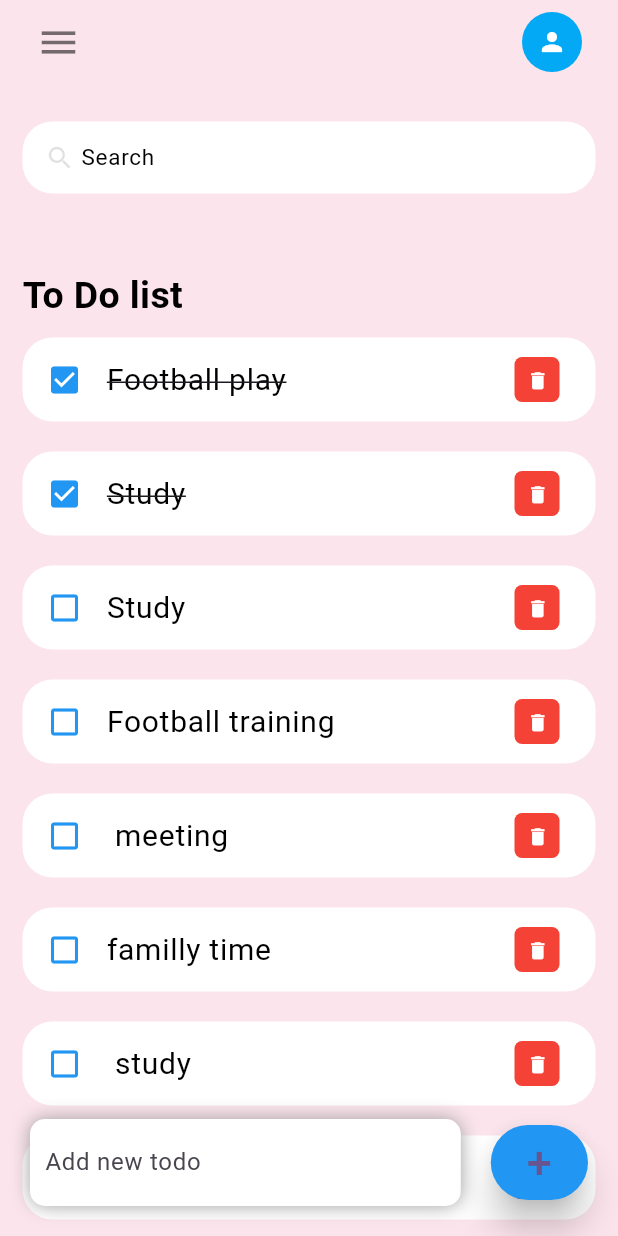
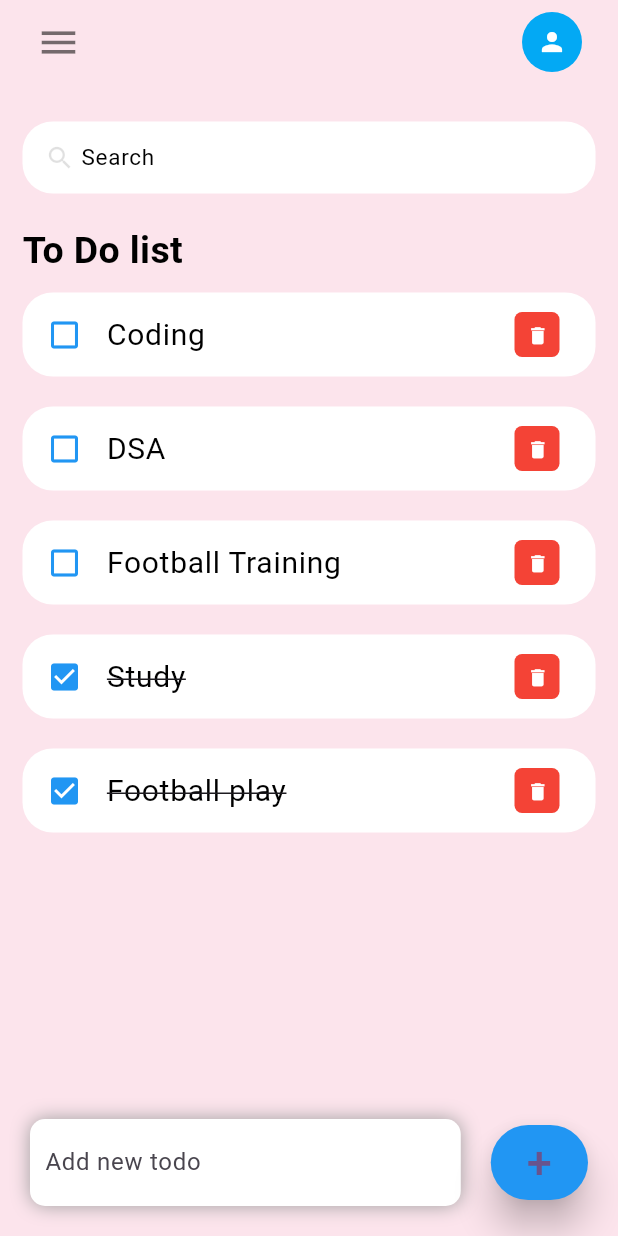
Before and after one commit to Ramchandra-Tharu/to_do_app, a Flutter app: the screen it shows after launch, on a phone screen of 412 x 824 dp. Run offline on Flutter 3.47's test engine with Material 3 defaults, Android fonts, the phone set to English and light mode, and no system bars.

Commit message:
search item is created

```diff
--- a/lib/home_screen.dart
+++ b/lib/home_screen.dart
@@ -60,6 +60,7 @@ class _HomeScreenState extends State<HomeScreen> {
                     borderRadius: BorderRadius.circular(20),
                   ),
                   child: TextField(
+                    onChanged: (value) => _runFilter(value),
                     decoration: InputDecoration(
                       contentPadding: EdgeInsets.all(0),
                       prefixIcon: Icon(
@@ -78,10 +79,12 @@ class _HomeScreenState extends State<HomeScreen> {
                   ),
                 ),
                 Expanded(
+                  child: Padding(
+                    padding: EdgeInsets.only(bottom: 50),
                     child: ListView(
                       children: [
                         Container(
-                        margin: EdgeInsets.only(top: 50),
+                          margin: EdgeInsets.only(top: 20),
                           child: Text(
                             "To Do list",
                             style: TextStyle(
@@ -91,13 +94,14 @@ class _HomeScreenState extends State<HomeScreen> {
                             ),
                           ),
                         ),
-                      for (ToDo todo in todosList)
+                        for (ToDo todo in _foundTodo.reversed)
                           ToDoItems(
                             todo: todo,
                             onTodoChanged: _handleToDoChange,
                             onDeleteItem: _deleteTodoItem,
                           ),
                       ],
+                    ),
                   ),
                 ),
               ],
@@ -179,6 +183,25 @@ class _HomeScreenState extends State<HomeScreen> {
     var _todoController;
     _todoController.clear();
   }
+
+  void _runFilter(String enteredKeyword) {
+    List<ToDo> result = [];
+    if (enteredKeyword.isEmpty) {
+      result = todosList;
+    } else {
+      result =
+          todosList
+              .where(
+                (item) => item.todoText!.toLowerCase().contains(
+                  enteredKeyword.toLowerCase(),
+                ),
+              )
+              .toList();
+    }
+    setState(() {
+      _foundTodo = result;
+    });
+  }
 }
 
 // void _handleToDoChange(ToDo todo) {
--- a/lib/model/to_do.dart
+++ b/lib/model/to_do.dart
@@ -11,12 +11,9 @@ class ToDo {
     return [
       ToDo(id: "01", todoText: "Football play", isDone: true),
       ToDo(id: "02", todoText: "Study", isDone: true),
-      ToDo(id: "03", todoText: "Study"),
-      ToDo(id: "04", todoText: "Football training"),
-      ToDo(id: "05", todoText: " meeting"),
-      ToDo(id: "06", todoText: "familly time"),
-      ToDo(id: "07", todoText: " study"),
-      ToDo(id: "08", todoText: " sleeping"),
+      ToDo(id: "03", todoText: "Football Training"),
+      ToDo(id: "04", todoText: "DSA"),
+      ToDo(id: "04", todoText: "Coding"),
     ];
   }
 }
```
Lines whose indentation alone changed are shown as unchanged.
